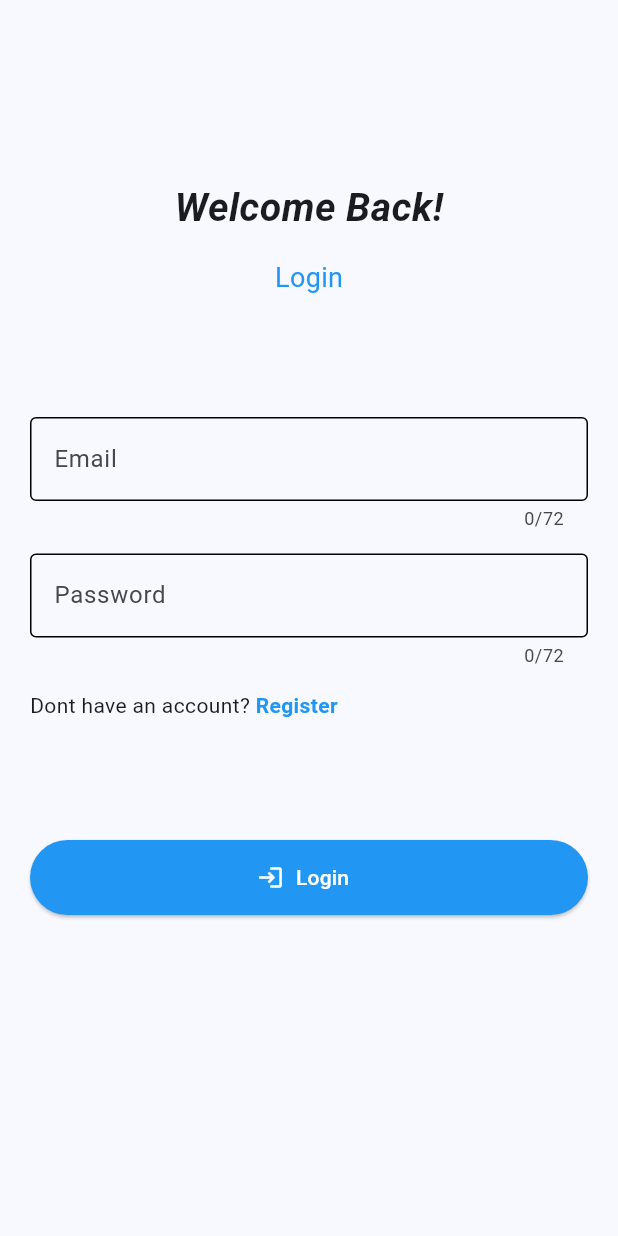
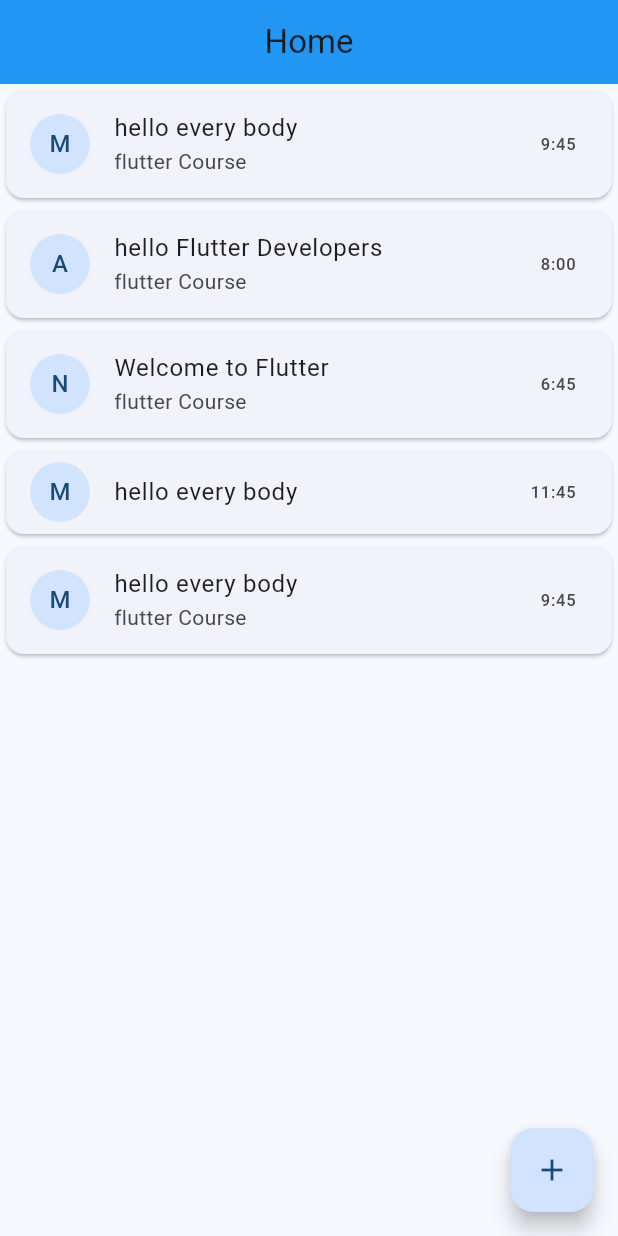
Before and after one commit to MAHMOUDELSAYED7/Flutter-Course-for-beginners-MSC-OI, a Flutter app: the screen it shows after launch, on a phone screen of 412 x 824 dp. Run offline on Flutter 3.47's test engine with Material 3 defaults, Android fonts, the phone set to English and light mode, and no system bars.

Commit message:
Add HomeScreen and integrate navigation from Login and Splash screens

```diff
--- /dev/null
+++ b/lib/home.dart
@@ -0,0 +1,308 @@
+import 'package:flutter/material.dart';
+import 'package:flutter_course_for_beginners_msc/my_snackbar.dart';
+
+class HomeScreen extends StatefulWidget {
+  const HomeScreen({super.key});
+
+  @override
+  State<HomeScreen> createState() => _HomeScreenState();
+}
+
+class _HomeScreenState extends State<HomeScreen> {
+//! from Backend
+
+  List<Map> postsList = [
+    {
+      "name": "Mahmoud",
+      "time": "9:45",
+      "title": "hello every body",
+      "subTitle": "flutter Course"
+    },
+    {
+      "name": "Abdelrhim",
+      "time": "8:00",
+      "title": "hello Flutter Developers",
+      "subTitle": "flutter Course"
+    },
+    {
+      "name": "Nancy",
+      "time": "6:45",
+      "title": "Welcome to Flutter",
+      "subTitle": "flutter Course"
+    },
+    {
+      "name": "Mahmoud",
+      "time": "11:45",
+      "title": "hello every body",
+      // "subTitle": "flutter Course"
+    },
+    {
+      "name": "Mahmoud",
+      "time": "9:45",
+      "title": "hello every body",
+      "subTitle": "flutter Course"
+    },
+  ];
+
+  showAddPostDialog() {
+    showDialog(
+      context: context,
+      builder: (context) => AlertDialog(
+        title: Text("Add Post"),
+        actionsAlignment: MainAxisAlignment.center,
+        content: Column(
+          mainAxisSize: MainAxisSize.min,
+          children: [
+            TextField(
+              controller: titleController,
+              decoration: InputDecoration(
+                  label: Text("title"), hintText: "write something"),
+            ),
+            TextField(
+              controller: subTitleController,
+              decoration: InputDecoration(
+                  label: Text("Sub Title"), hintText: "write content"),
+            ),
+          ],
+        ),
+        actions: [
+          Row(
+            children: [
+              Expanded(
+                child: OutlinedButton(
+                  style: OutlinedButton.styleFrom(
+                      side: BorderSide(color: Colors.blue)),
+                  onPressed: () => Navigator.pop(context),
+                  child: Text("Cancel"),
+                ),
+              ),
+              SizedBox(width: 15),
+              Expanded(
+                child: ElevatedButton(
+                  style: ElevatedButton.styleFrom(
+                      backgroundColor: Colors.blue,
+                      foregroundColor: Colors.white),
+                  onPressed: () {
+                    if (titleController.text.trim().isNotEmpty) {
+                      postsList.add({
+                        "name": "Mahmoud",
+                        "time":
+                            "${DateTime.now().hour}:${DateTime.now().minute}",
+                        "title": titleController.text,
+                        "subTitle": subTitleController.text.trim().isNotEmpty
+                            ? subTitleController.text
+                            : null
+                      });
+                      showMySnackBar(context, "Post add successfully!...");
+                      setState(() {});
+                      titleController.clear();
+                      subTitleController.clear();
+                      Navigator.pop(context);
+                    }
+                  },
+                  child: Text("Add"),
+                ),
+              ),
+            ],
+          )
+        ],
+      ),
+    );
+  }
+
+  TextEditingController titleController = TextEditingController();
+  TextEditingController subTitleController = TextEditingController();
+
+  @override
+  Widget build(BuildContext context) {
+    return Scaffold(
+      appBar: AppBar(
+        title: Text("Home"),
+        backgroundColor: Colors.blue,
+        centerTitle: true,
+      ),
+      body: postsList.isEmpty
+          ? Center(
+              child: Text("No Posts..."),
+            )
+          : ListView.builder(
+              key: UniqueKey(),
+              itemCount: postsList.length,
+              itemBuilder: (context, index) {
+                return Dismissible(
+                  background: Card(
+                    color: Colors.red,
+                    child: Align(
+                        alignment: Alignment.centerRight,
+                        child: Padding(
+                            padding: EdgeInsets.only(right: 40),
+                            child:
+                                const Icon(Icons.delete, color: Colors.white))),
+                  ),
+                  key: ValueKey(index.toString()),
+                  direction: DismissDirection.endToStart,
+                  onDismissed: (_) {
+                    postsList.removeAt(index);
+                    showMySnackBar(context, "Post deleted successfully.");
+                    setState(() {});
+                  },
+                  child: _BuildPostCard(
+                    name: postsList[index]["name"],
+                    time: postsList[index]["time"],
+                    title: postsList[index]["title"],
+                    subTitle: postsList[index]["subTitle"],
+                  ),
+                );
+              },
+            ),
+      floatingActionButton: FloatingActionButton(
+        onPressed: showAddPostDialog,
+        child: Icon(Icons.add),
+      ),
+    );
+  }
+}
+
+class _BuildPostCard extends StatelessWidget {
+  const _BuildPostCard(
+      {required this.name,
+      required this.time,
+      required this.title,
+      this.subTitle});
+  final String name;
+  final String time;
+  final String title;
+  final String? subTitle;
+  @override
+  Widget build(BuildContext context) {
+    return Card(
+      child: ListTile(
+        title: Text(title),
+        subtitle: subTitle != null ? Text(subTitle!) : null,
+        leading: CircleAvatar(
+          child: Text(name[0].toUpperCase()),
+        ),
+        trailing: Text(time),
+      ),
+    );
+  }
+}
+
+//! Listview
+// class HomeScreen extends StatelessWidget {
+//   const HomeScreen({super.key});
+
+//   @override
+//   Widget build(BuildContext context) {
+//     return Scaffold(
+//       appBar: AppBar(
+//         title: Text("Home"),
+//         backgroundColor: Colors.blue,
+//         centerTitle: true,
+//       ),
+//       body: ListView(
+//         children: [
+//           Container(
+//             width: 200,
+//             height: 200,
+//             margin: EdgeInsets.all(5),
+//             color: Colors.red,
+//             alignment: Alignment.center,
+//             child: Text(
+//               "Hello",
+//               style: TextStyle(fontSize: 22),
+//             ),
+//           ),
+//           Container(
+//             width: 200,
+//             height: 200,
+//             margin: EdgeInsets.all(5),
+//             color: Colors.blue,
+//             alignment: Alignment.center,
+//             child: Text(
+//               "Hello",
+//               style: TextStyle(fontSize: 22),
+//             ),
+//           ),
+//           Container(
+//             width: 200,
+//             height: 200,
+//             margin: EdgeInsets.all(5),
+//             color: Colors.green,
+//             alignment: Alignment.center,
+//             child: Text(
+//               "Hello",
+//               style: TextStyle(fontSize: 22),
+//             ),
+//           ),
+//           Container(
+//             width: 200,
+//             height: 200,
+//             margin: EdgeInsets.all(5),
+//             color: Colors.yellow,
+//             alignment: Alignment.center,
+//             child: Text(
+//               "Hello",
+//               style: TextStyle(fontSize: 22),
+//             ),
+//           ),
+//           Container(
+//             width: 200,
+//             height: 200,
+//             margin: EdgeInsets.all(5),
+//             color: Colors.red,
+//             alignment: Alignment.center,
+//             child: Text(
+//               "Hello",
+//               style: TextStyle(fontSize: 22),
+//             ),
+//           ),
+//           Container(
+//             width: 200,
+//             height: 200,
+//             margin: EdgeInsets.all(5),
+//             color: Colors.purple,
+//             alignment: Alignment.center,
+//             child: Text(
+//               "Hello",
+//               style: TextStyle(fontSize: 22),
+//             ),
+//           ),
+//           Container(
+//             width: 200,
+//             height: 200,
+//             margin: EdgeInsets.all(5),
+//             color: Colors.pink,
+//             alignment: Alignment.center,
+//             child: Text(
+//               "Hello",
+//               style: TextStyle(fontSize: 22),
+//             ),
+//           ),
+//           Container(
+//             width: 200,
+//             height: 200,
+//             margin: EdgeInsets.all(5),
+//             color: Colors.blueGrey,
+//             alignment: Alignment.center,
+//             child: Text(
+//               "Hello",
+//               style: TextStyle(fontSize: 22),
+//             ),
+//           ),
+//           Container(
+//             width: 200,
+//             height: 200,
+//             margin: EdgeInsets.all(5),
+//             color: Colors.brown,
+//             alignment: Alignment.center,
+//             child: Text(
+//               "Hello",
+//               style: TextStyle(fontSize: 22),
+//             ),
+//           ),
+//         ],
+//       ),
+//     );
+//   }
+// }
--- a/lib/splash.dart
+++ b/lib/splash.dart
@@ -1,4 +1,5 @@
 import 'package:flutter/material.dart';
+import 'package:flutter_course_for_beginners_msc/home.dart';
 import 'package:flutter_course_for_beginners_msc/login.dart';
 
 class SplashScreen extends StatefulWidget {
@@ -20,7 +21,7 @@ class _SplashScreenState extends State<SplashScreen> {
       Navigator.pushReplacement(
           context,
           MaterialPageRoute(
-            builder: (context) => LoginScreen(),
+            builder: (context) => HomeScreen(),
           ));
     });
   }
```
Also changed, not shown: lib/login.dart (+7 -1 lines).
